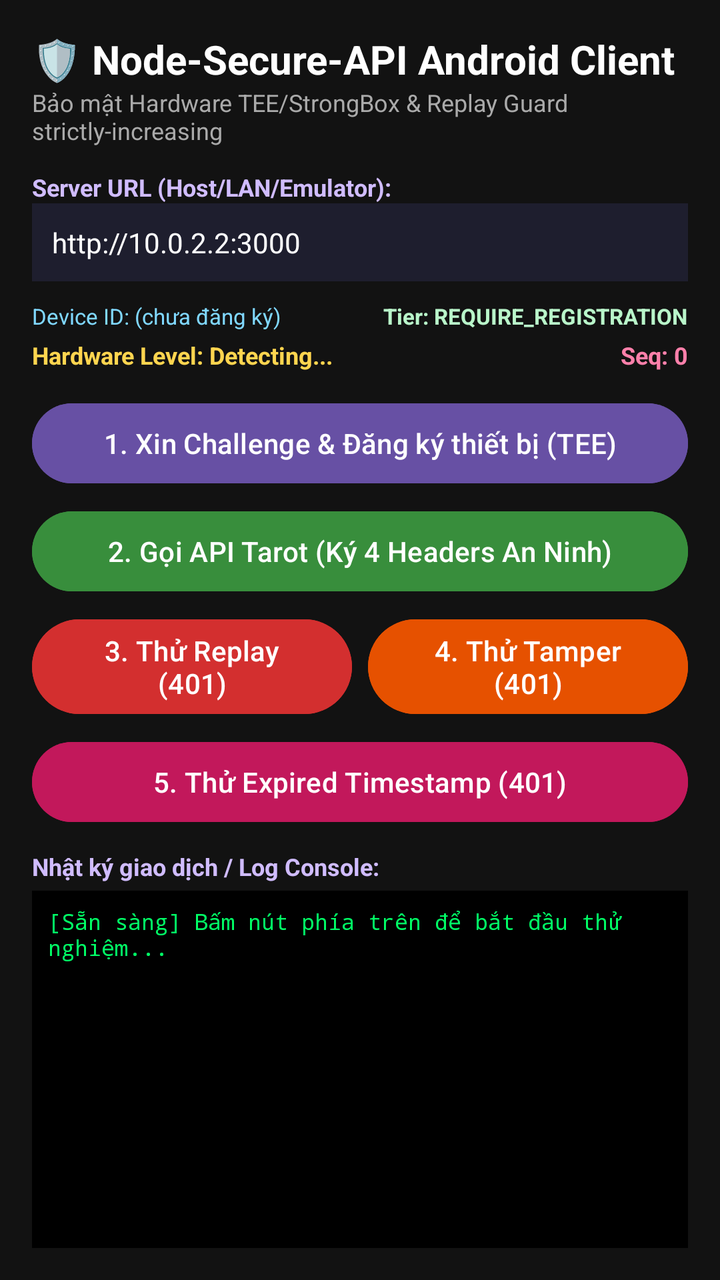
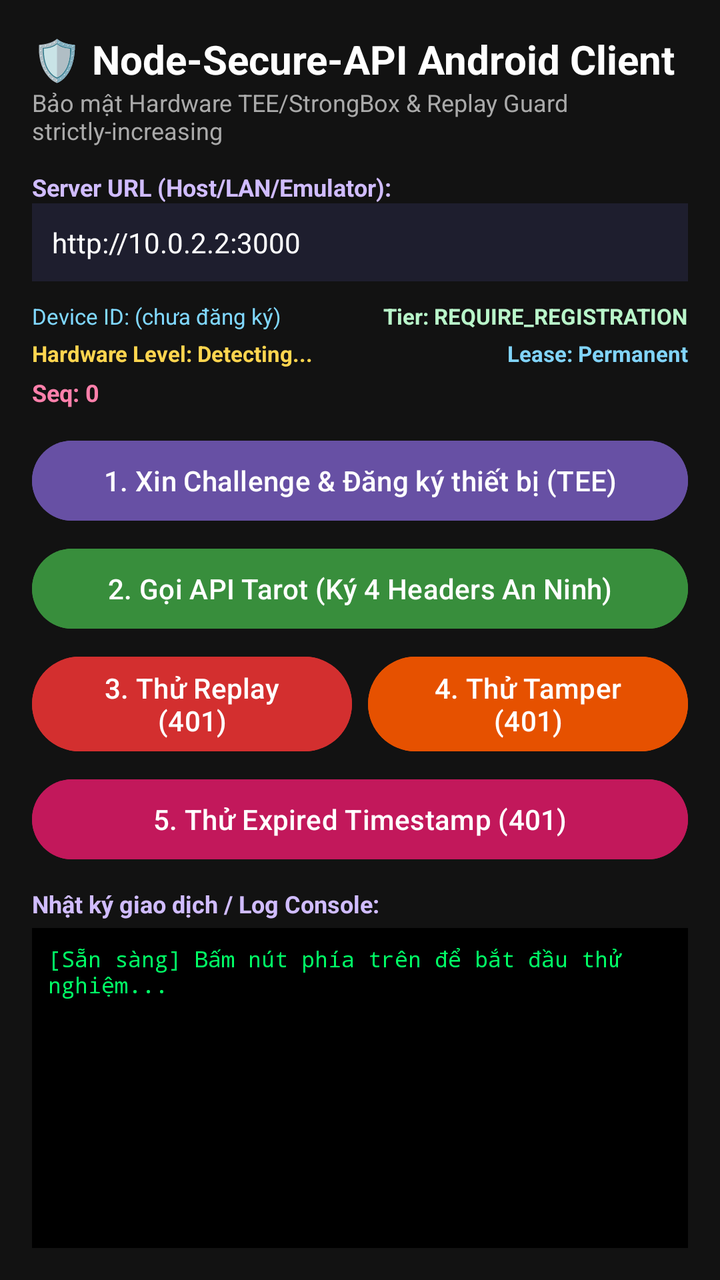

Compare the two renders of this Android layout. The source of the first and the diff that turns it into the second are given below.
<!-- AndroidManifest.xml: application theme Theme.NodeSecureApiClient -->
<!-- res/layout/activity_main.xml -->
<?xml version="1.0" encoding="utf-8"?>
<LinearLayout xmlns:android="http://schemas.android.com/apk/res/android"
    android:layout_width="match_parent"
    android:layout_height="match_parent"
    android:orientation="vertical"
    android:padding="16dp"
    android:background="#121212">

    <TextView
        android:layout_width="wrap_content"
        android:layout_height="wrap_content"
        android:text="🛡️ Node-Secure-API Android Client"
        android:textColor="#FFFFFF"
        android:textSize="20sp"
        android:textStyle="bold" />

    <TextView
        android:layout_width="wrap_content"
        android:layout_height="wrap_content"
        android:text="Bảo mật Hardware TEE/StrongBox &amp; Replay Guard strictly-increasing"
        android:textColor="#AAAAAA"
        android:textSize="12sp"
        android:layout_marginBottom="12dp" />

    <TextView
        android:layout_width="wrap_content"
        android:layout_height="wrap_content"
        android:text="Server URL (Host/LAN/Emulator):"
        android:textColor="#D0BCFF"
        android:textSize="12sp"
        android:textStyle="bold" />

    <EditText
        android:id="@+id/etServerUrl"
        android:layout_width="match_parent"
        android:layout_height="wrap_content"
        android:inputType="textUri"
        android:textColor="#FFFFFF"
        android:background="#1E1E2E"
        android:padding="10dp"
        android:text="http://10.0.2.2:3000"
        android:textSize="14sp"
        android:layout_marginBottom="10dp" />

    <LinearLayout
        android:layout_width="match_parent"
        android:layout_height="wrap_content"
        android:orientation="horizontal"
        android:layout_marginBottom="4dp">

        <TextView
            android:id="@+id/tvDeviceId"
            android:layout_width="0dp"
            android:layout_height="wrap_content"
            android:layout_weight="1"
            android:text="Device ID: (chưa đăng ký)"
            android:textColor="#80D8FF"
            android:textSize="11sp" />

        <TextView
            android:id="@+id/tvTier"
            android:layout_width="wrap_content"
            android:layout_height="wrap_content"
            android:text="Tier: REQUIRE_REGISTRATION"
            android:textColor="#B9F6CA"
            android:textSize="11sp"
            android:textStyle="bold" />
    </LinearLayout>

    <LinearLayout
        android:layout_width="match_parent"
        android:layout_height="wrap_content"
        android:orientation="horizontal"
        android:layout_marginBottom="12dp">

        <TextView
            android:id="@+id/tvHwLevel"
            android:layout_width="wrap_content"
            android:layout_height="wrap_content"
            android:text="Hardware Level: Detecting..."
            android:textColor="#FFD54F"
            android:textSize="12sp"
            android:textStyle="bold" />

        <View
            android:layout_width="0dp"
            android:layout_height="1dp"
            android:layout_weight="1" />

        <TextView
            android:id="@+id/tvSequence"
            android:layout_width="wrap_content"
            android:layout_height="wrap_content"
            android:text="Seq: 0"
            android:textColor="#FF80AB"
            android:textSize="12sp"
            android:textStyle="bold" />
    </LinearLayout>

    <LinearLayout
        android:layout_width="match_parent"
        android:layout_height="wrap_content"
        android:orientation="vertical">

        <Button
            android:id="@+id/btnRegister"
            android:layout_width="match_parent"
            android:layout_height="wrap_content"
            android:text="1. Xin Challenge &amp; Đăng ký thiết bị (TEE)"
            android:backgroundTint="#6750A4"
            android:textColor="#FFFFFF"
            android:layout_marginBottom="6dp" />

        <Button
            android:id="@+id/btnReadTarot"
            android:layout_width="match_parent"
            android:layout_height="wrap_content"
            android:text="2. Gọi API Tarot (Ký 4 Headers An Ninh)"
            android:backgroundTint="#388E3C"
            android:textColor="#FFFFFF"
            android:layout_marginBottom="6dp" />

        <LinearLayout
            android:layout_width="match_parent"
            android:layout_height="wrap_content"
            android:orientation="horizontal"
            android:layout_marginBottom="6dp">

            <Button
                android:id="@+id/btnTestReplay"
                android:layout_width="0dp"
                android:layout_height="wrap_content"
                android:layout_weight="1"
                android:text="3. Thử Replay (401)"
                android:backgroundTint="#D32F2F"
                android:textColor="#FFFFFF"
                android:layout_marginEnd="4dp" />

            <Button
                android:id="@+id/btnTestTamper"
                android:layout_width="0dp"
                android:layout_height="wrap_content"
                android:layout_weight="1"
                android:text="4. Thử Tamper (401)"
                android:backgroundTint="#E65100"
                android:textColor="#FFFFFF"
                android:layout_marginStart="4dp" />
        </LinearLayout>

        <Button
            android:id="@+id/btnTestExpired"
            android:layout_width="match_parent"
            android:layout_height="wrap_content"
            android:text="5. Thử Expired Timestamp (401)"
            android:backgroundTint="#C2185B"
            android:textColor="#FFFFFF"
            android:layout_marginBottom="10dp" />
    </LinearLayout>

    <TextView
        android:layout_width="wrap_content"
        android:layout_height="wrap_content"
        android:text="Nhật ký giao dịch / Log Console:"
        android:textColor="#D0BCFF"
        android:textSize="12sp"
        android:textStyle="bold"
        android:layout_marginBottom="4dp" />

    <ScrollView
        android:id="@+id/svLog"
        android:layout_width="match_parent"
        android:layout_height="0dp"
        android:layout_weight="1"
        android:background="#000000"
        android:padding="8dp">

        <TextView
            android:id="@+id/tvConsole"
            android:layout_width="match_parent"
            android:layout_height="wrap_content"
            android:text="[Sẵn sàng] Bấm nút phía trên để bắt đầu thử nghiệm..."
            android:textColor="#00FF66"
            android:fontFamily="monospace"
            android:textSize="11sp" />
    </ScrollView>
</LinearLayout>
<!-- resources referenced by this layout -->
<resources>
  <style name="Theme.NodeSecureApiClient" parent="Theme.Material3.DayNight.NoActionBar">
          <item name="colorPrimary">#6750A4</item>
          <item name="colorSecondary">#625B71</item>
      </style>
</resources>

<!-- the commit's change to res/layout/activity_main.xml (unified diff, before → after) -->
@@ -71,21 +71,33 @@
         android:layout_width="match_parent"
         android:layout_height="wrap_content"
         android:orientation="horizontal"
-        android:layout_marginBottom="12dp">
+        android:layout_marginBottom="4dp">
 
         <TextView
             android:id="@+id/tvHwLevel"
+            android:layout_width="0dp"
+            android:layout_height="wrap_content"
+            android:layout_weight="1"
+            android:text="Hardware Level: Detecting..."
+            android:textColor="#FFD54F"
+            android:textSize="11sp"
+            android:textStyle="bold" />
+
+        <TextView
+            android:id="@+id/tvLease"
             android:layout_width="wrap_content"
             android:layout_height="wrap_content"
-            android:text="Hardware Level: Detecting..."
-            android:textColor="#FFD54F"
-            android:textSize="12sp"
+            android:text="Lease: Permanent"
+            android:textColor="#81D4FA"
+            android:textSize="11sp"
             android:textStyle="bold" />
+    </LinearLayout>
 
-        <View
-            android:layout_width="0dp"
-            android:layout_height="1dp"
-            android:layout_weight="1" />
+    <LinearLayout
+        android:layout_width="match_parent"
+        android:layout_height="wrap_content"
+        android:orientation="horizontal"
+        android:layout_marginBottom="12dp">
 
         <TextView
             android:id="@+id/tvSequence"
